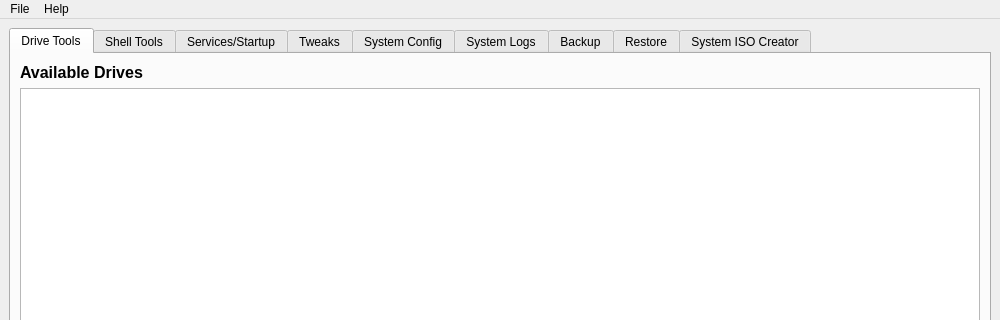
Before: the Qt Designer form mainwindow.ui in XetalEngine/CachyOsTools, drawn with Qt 5; both pictures show x 0 to 1000 and y 0 to 320 of the 1000 by 700 pixel window.
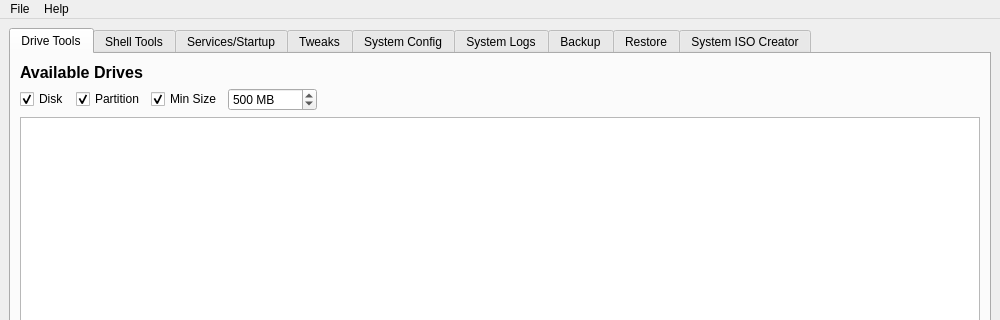
After: the same form once the commit is applied. The open tabs and pages were chosen to show the change.

```diff
--- a/mainwindow.ui
+++ b/mainwindow.ui
@@ -38,6 +38,69 @@
           </property>
          </widget>
         </item>
+        <item>
+         <layout class="QHBoxLayout" name="filterLayout">
+          <item>
+           <widget class="QCheckBox" name="diskFilterCheckBox">
+            <property name="text">
+             <string>Disk</string>
+            </property>
+            <property name="checked">
+             <bool>true</bool>
+            </property>
+           </widget>
+          </item>
+          <item>
+           <widget class="QCheckBox" name="partitionFilterCheckBox">
+            <property name="text">
+             <string>Partition</string>
+            </property>
+            <property name="checked">
+             <bool>true</bool>
+            </property>
+           </widget>
+          </item>
+          <item>
+           <widget class="QCheckBox" name="minSizeFilterCheckBox">
+            <property name="text">
+             <string>Min Size</string>
+            </property>
+            <property name="checked">
+             <bool>true</bool>
+            </property>
+           </widget>
+          </item>
+          <item>
+           <widget class="QSpinBox" name="minSizeSpinBox">
+            <property name="minimum">
+             <number>1</number>
+            </property>
+            <property name="maximum">
+             <number>999999</number>
+            </property>
+            <property name="value">
+             <number>500</number>
+            </property>
+            <property name="suffix">
+             <string> MB</string>
+            </property>
+           </widget>
+          </item>
+          <item>
+           <spacer name="filterSpacer">
+            <property name="orientation">
+             <enum>Qt::Orientation::Horizontal</enum>
+            </property>
+            <property name="sizeHint" stdset="0">
+             <size>
+              <width>40</width>
+              <height>20</height>
+             </size>
+            </property>
+           </spacer>
+          </item>
+         </layout>
+        </item>
         <item>
          <widget class="QTableWidget" name="drivesTable">
           <property name="alternatingRowColors">
```
